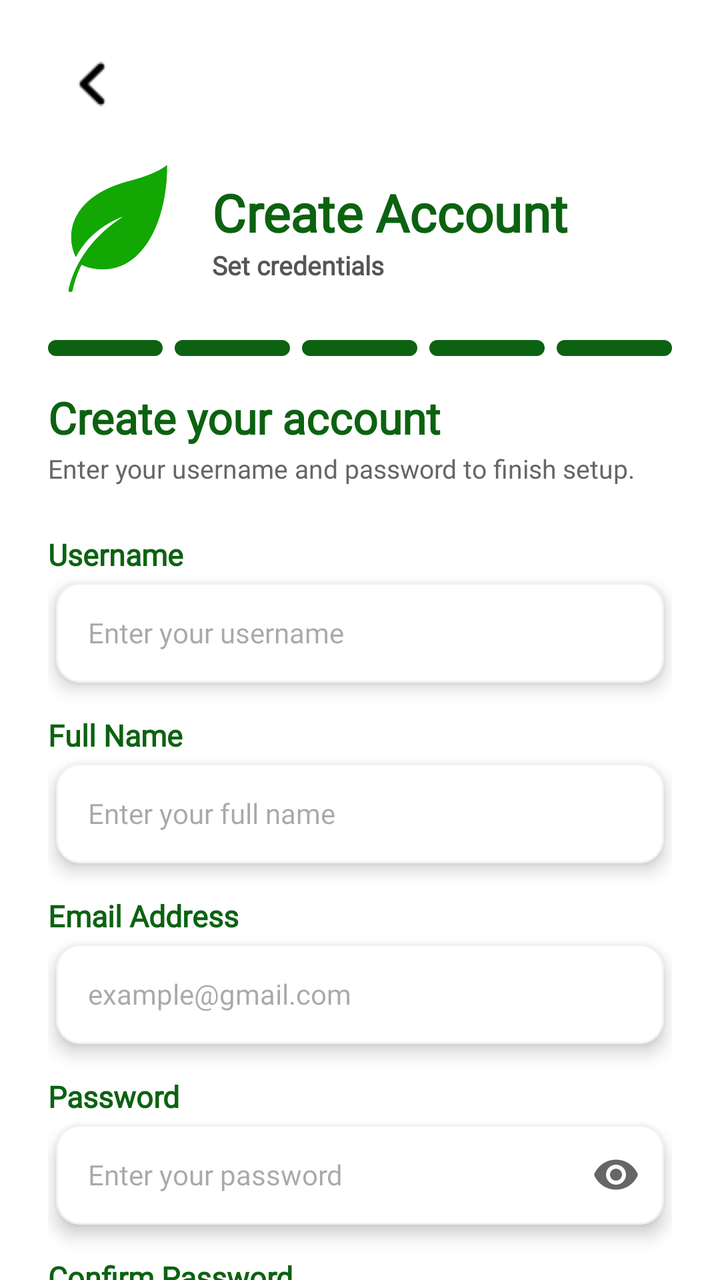
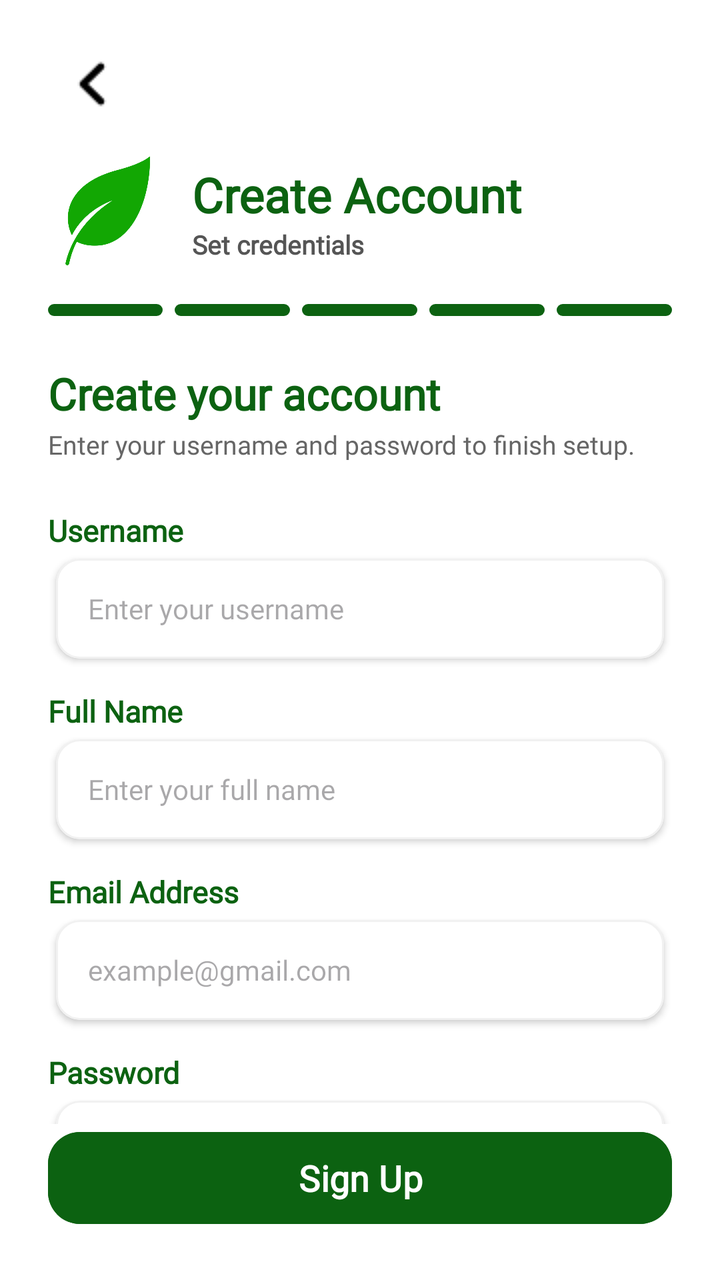

Compare the two renders of this Android layout. The source of the first and the diff that turns it into the second are given below.
<!-- AndroidManifest.xml: application theme Theme.SmartGrow -->
<!-- res/layout/activity_register_step5.xml -->
<?xml version="1.0" encoding="utf-8"?>
<androidx.constraintlayout.widget.ConstraintLayout
    xmlns:android="http://schemas.android.com/apk/res/android"
    xmlns:app="http://schemas.android.com/apk/res-auto"
    android:layout_width="match_parent"
    android:layout_height="match_parent"
    android:background="#FFFFFF">

    <ImageButton
        android:id="@+id/btn_register_back"
        android:layout_width="44dp"
        android:layout_height="44dp"
        android:layout_marginStart="24dp"
        android:layout_marginTop="20dp"
        android:background="?android:attr/selectableItemBackgroundBorderless"
        android:src="@drawable/back_button_login"
        android:contentDescription="Back"
        android:scaleType="centerInside"
        app:layout_constraintTop_toTopOf="parent"
        app:layout_constraintStart_toStartOf="parent" />

    <LinearLayout
        android:id="@+id/layout_register_header"
        android:layout_width="match_parent"
        android:layout_height="wrap_content"
        android:orientation="horizontal"
        android:gravity="center_vertical"
        android:paddingHorizontal="24dp"
        android:layout_marginTop="16dp"
        app:layout_constraintTop_toBottomOf="@id/btn_register_back">

        <ImageView
            android:layout_width="70dp"
            android:layout_height="70dp"
            android:src="@drawable/smartgrow_logo"
            app:tint="#12A703"/>

        <LinearLayout
            android:layout_width="wrap_content"
            android:layout_height="wrap_content"
            android:orientation="vertical"
            android:layout_marginStart="12dp">

            <TextView
                android:layout_width="wrap_content"
                android:layout_height="wrap_content"
                android:text="Create Account"
                android:textSize="26sp"
                android:textStyle="bold"
                android:fontFamily="@font/poppins"
                android:textColor="#0C6211" />

            <TextView
                android:layout_width="wrap_content"
                android:layout_height="wrap_content"
                android:text="Set credentials"
                android:textSize="13sp"
                android:textStyle="bold"
                android:fontFamily="@font/poppins"
                android:textColor="#555555" />
        </LinearLayout>
    </LinearLayout>

    <LinearLayout
        android:id="@+id/layout_indicator_bars"
        android:layout_width="match_parent"
        android:layout_height="8dp"
        android:orientation="horizontal"
        android:paddingHorizontal="24dp"
        android:layout_marginTop="20dp"
        android:weightSum="5"
        app:layout_constraintTop_toBottomOf="@id/layout_register_header">

        <View android:layout_width="0dp" android:layout_height="match_parent" android:layout_weight="1" android:layout_marginEnd="6dp" android:background="@drawable/indicator_green" />
        <View android:layout_width="0dp" android:layout_height="match_parent" android:layout_weight="1" android:layout_marginEnd="6dp" android:background="@drawable/indicator_green" />
        <View android:layout_width="0dp" android:layout_height="match_parent" android:layout_weight="1" android:layout_marginEnd="6dp" android:background="@drawable/indicator_green" />
        <View android:layout_width="0dp" android:layout_height="match_parent" android:layout_weight="1" android:layout_marginEnd="6dp" android:background="@drawable/indicator_green" />
        <View android:layout_width="0dp" android:layout_height="match_parent" android:layout_weight="1" android:background="@drawable/indicator_green" />
    </LinearLayout>

    <androidx.core.widget.NestedScrollView
        android:layout_width="match_parent"
        android:layout_height="0dp"
        android:layout_marginTop="16dp"
        android:fillViewport="true"
        app:layout_constraintTop_toBottomOf="@id/layout_indicator_bars"
        app:layout_constraintBottom_toBottomOf="parent">

        <androidx.constraintlayout.widget.ConstraintLayout
            android:layout_width="match_parent"
            android:layout_height="wrap_content"
            android:paddingHorizontal="24dp"
            android:paddingBottom="32dp">

            <TextView
                android:id="@+id/tv_form_title"
                android:layout_width="match_parent"
                android:layout_height="wrap_content"
                android:text="Create your account"
                android:textSize="22sp"
                android:textStyle="bold"
                android:textColor="#0C6211"
                android:fontFamily="@font/poppins"
                app:layout_constraintTop_toTopOf="parent" />

            <TextView
                android:id="@+id/tv_form_subtitle"
                android:layout_width="match_parent"
                android:layout_height="wrap_content"
                android:text="Enter your username and password to finish setup."
                android:textSize="13sp"
                android:textColor="#666666"
                android:fontFamily="@font/poppins"
                android:layout_marginTop="2dp"
                app:layout_constraintTop_toBottomOf="@id/tv_form_title" />

            <LinearLayout
                android:id="@+id/layout_fields"
                android:layout_width="match_parent"
                android:layout_height="wrap_content"
                android:orientation="vertical"
                android:layout_marginTop="24dp"
                app:layout_constraintTop_toBottomOf="@id/tv_form_subtitle">

                <TextView
                    android:layout_width="wrap_content"
                    android:layout_height="wrap_content"
                    android:text="Username" android:textColor="#0C6211"
                    android:textSize="15sp" android:textStyle="bold"
                    android:fontFamily="@font/poppins"
                    android:layout_marginBottom="4dp" />
                <com.google.android.material.card.MaterialCardView
                    android:layout_width="match_parent"
                    android:layout_height="50dp"
                    android:layout_marginHorizontal="4dp"
                    android:layout_marginBottom="16dp"
                    app:cardElevation="5dp"
                    app:cardCornerRadius="12dp"
                    app:cardBackgroundColor="#FFFFFF"
                    app:strokeWidth="1dp"
                    app:strokeColor="#F1F1F1">
                    <EditText
                        android:id="@+id/et_username"
                        android:layout_width="match_parent"
                        android:layout_height="match_parent"
                        android:background="@null"
                        android:hint="Enter your username"
                        android:inputType="text"
                        android:paddingHorizontal="16dp"
                        android:textSize="14sp"
                        android:textColor="#333333"
                        android:fontFamily="@font/poppins" />
                </com.google.android.material.card.MaterialCardView>

                <TextView
                    android:layout_width="wrap_content"
                    android:layout_height="wrap_content"
                    android:text="Full Name"
                    android:textColor="#0C6211"
                    android:textSize="15sp"
                    android:textStyle="bold"
                    android:fontFamily="@font/poppins"
                    android:layout_marginBottom="4dp" />
                <com.google.android.material.card.MaterialCardView
                    android:layout_width="match_parent"
                    android:layout_height="50dp"
                    android:layout_marginHorizontal="4dp"
                    android:layout_marginBottom="16dp"
                    app:cardElevation="5dp"
                    app:cardCornerRadius="12dp"
                    app:cardBackgroundColor="#FFFFFF"
                    app:strokeWidth="1dp"
                    app:strokeColor="#F1F1F1">
                    <EditText android:id="@+id/et_fullname"
                        android:layout_width="match_parent"
                        android:layout_height="match_parent"
                        android:background="@null"
                        android:hint="Enter your full name"
                        android:inputType="textPersonName"
                        android:paddingHorizontal="16dp"
                        android:textSize="14sp" android:textColor="#333333"
                        android:fontFamily="@font/poppins" />
                </com.google.android.material.card.MaterialCardView>

                <TextView
                    android:layout_width="wrap_content"
                    android:layout_height="wrap_content"
                    android:text="Email Address"
                    android:textColor="#0C6211"
                    android:textSize="15sp"
                    android:textStyle="bold"
                    android:fontFamily="@font/poppins"
                    android:layout_marginBottom="4dp" />
                <com.google.android.material.card.MaterialCardView
                    android:layout_width="match_parent"
                    android:layout_height="50dp"
                    android:layout_marginHorizontal="4dp"
                    android:layout_marginBottom="16dp"
                    app:cardElevation="5dp"
                    app:cardCornerRadius="12dp"
                    app:cardBackgroundColor="#FFFFFF"
                    app:strokeWidth="1dp"
                    app:strokeColor="#F1F1F1">
                    <EditText android:id="@+id/et_email"
                        android:layout_width="match_parent"
                        android:layout_height="match_parent"
                        android:background="@null"
                        android:hint="example@gmail.com"
                        android:inputType="textEmailAddress"
                        android:paddingHorizontal="16dp"
                        android:textSize="14sp" android:textColor="#333333"
                        android:fontFamily="@font/poppins" />
                </com.google.android.material.card.MaterialCardView>

                <TextView
                    android:layout_width="wrap_content"
                    android:layout_height="wrap_content"
                    android:text="Password"
                    android:textColor="#0C6211"
                    android:textSize="15sp"
                    android:textStyle="bold"
                    android:fontFamily="@font/poppins"
                    android:layout_marginBottom="4dp" />
                <com.google.android.material.card.MaterialCardView
                    android:layout_width="match_parent"
                    android:layout_height="50dp"
                    android:layout_marginHorizontal="4dp"
                    android:layout_marginBottom="16dp"
                    app:cardElevation="5dp"
                    app:cardCornerRadius="12dp"
                    app:cardBackgroundColor="#FFFFFF"
                    app:strokeWidth="1dp"
                    app:strokeColor="#F1F1F1">
                    <com.google.android.material.textfield.TextInputLayout
                        android:layout_width="match_parent"
                        android:layout_height="match_parent"
                        app:hintEnabled="false"
                        app:passwordToggleEnabled="true"
                        app:passwordToggleTint="#666666"
                        style="@style/Widget.Design.TextInputLayout">
                        <com.google.android.material.textfield.TextInputEditText
                            android:id="@+id/et_password"
                            android:layout_width="match_parent"
                            android:layout_height="match_parent"
                            android:background="@null"
                            android:hint="Enter your password"
                            android:inputType="textPassword"
                            android:paddingHorizontal="16dp"
                            android:textSize="14sp"
                            android:textColor="#333333"
                            android:fontFamily="@font/poppins" />
                    </com.google.android.material.textfield.TextInputLayout>
                </com.google.android.material.card.MaterialCardView>

                <TextView
                    android:layout_width="wrap_content"
                    android:layout_height="wrap_content"
                    android:text="Confirm Password"
                    android:textColor="#0C6211"
                    android:textSize="15sp"
                    android:textStyle="bold"
                    android:fontFamily="@font/poppins"
                    android:layout_marginBottom="4dp" />
                <com.google.android.material.card.MaterialCardView
                    android:layout_width="match_parent"
                    android:layout_height="50dp"
                    android:layout_marginHorizontal="4dp"
                    android:layout_marginBottom="24dp"
                    app:cardElevation="5dp"
                    app:cardCornerRadius="12dp"
                    app:cardBackgroundColor="#FFFFFF"
                    app:strokeWidth="1dp"
                    app:strokeColor="#F1F1F1">
                    <com.google.android.material.textfield.TextInputLayout
                        android:layout_width="match_parent"
                        android:layout_height="match_parent"
                        app:hintEnabled="false"
                        app:passwordToggleEnabled="true"
                        app:passwordToggleTint="#666666"
                        style="@style/Widget.Design.TextInputLayout">
                        <com.google.android.material.textfield.TextInputEditText
                            android:id="@+id/et_confirm_password"
                            android:layout_width="match_parent"
                            android:layout_height="match_parent"
                            android:background="@null"
                            android:hint="Re-enter password"
                            android:inputType="textPassword"
                            android:paddingHorizontal="16dp"
                            android:textSize="14sp"
                            android:textColor="#333333"
                            android:fontFamily="@font/poppins" />
                    </com.google.android.material.textfield.TextInputLayout>
                </com.google.android.material.card.MaterialCardView>
            </LinearLayout>

            <com.google.android.material.button.MaterialButton
                android:id="@+id/btn_signup"
                android:layout_width="match_parent"
                android:layout_height="54dp"
                android:text="Sign Up"
                android:textSize="18sp"
                android:fontFamily="@font/poppins"
                android:textStyle="bold"
                android:textColor="@color/white"
                android:textAllCaps="false"
                android:backgroundTint="#0C6211"
                app:cornerRadius="16dp"
                android:elevation="6dp"
                app:layout_constraintTop_toBottomOf="@id/layout_fields"
                app:layout_constraintBottom_toBottomOf="parent" />

        </androidx.constraintlayout.widget.ConstraintLayout>
    </androidx.core.widget.NestedScrollView>

</androidx.constraintlayout.widget.ConstraintLayout>
<!-- resources referenced by this layout -->
<resources>
  <color name="white">#FFFFFFFF</color>
  <!-- drawable back_button_login: png bitmap (drawable, 311 bytes) -->
  <!-- drawable indicator_green (drawable) -->
  <?xml version="1.0" encoding="utf-8"?>
  <shape xmlns:android="http://schemas.android.com/apk/res/android"
      android:shape="rectangle">
      <solid android:color="#0C6211" />
      <corners android:radius="4dp" />
  </shape>
  <!-- drawable smartgrow_logo: png bitmap (drawable, 73503 bytes) -->
  <style name="Theme.SmartGrow" parent="Base.Theme.SmartGrow" />
  <style name="Base.Theme.SmartGrow" parent="Theme.Material3.DayNight.NoActionBar">
          <item name="android:windowBackground">@android:color/white</item>
          <item name="android:windowDisablePreview">true</item>
          <item name="android:statusBarColor">#0C6211</item>
          <item name="android:windowLightStatusBar" tools:targetApi="m">false</item>
      </style>
</resources>

<!-- the commit's change to res/layout/activity_register_step5.xml (unified diff, before → after) -->
@@ -6,91 +6,103 @@
     android:layout_height="match_parent"
     android:background="#FFFFFF">
 
-    <ImageButton
-        android:id="@+id/btn_register_back"
-        android:layout_width="44dp"
-        android:layout_height="44dp"
-        android:layout_marginStart="24dp"
-        android:layout_marginTop="20dp"
-        android:background="?android:attr/selectableItemBackgroundBorderless"
-        android:src="@drawable/back_button_login"
-        android:contentDescription="Back"
-        android:scaleType="centerInside"
-        app:layout_constraintTop_toTopOf="parent"
-        app:layout_constraintStart_toStartOf="parent" />
-
-    <LinearLayout
-        android:id="@+id/layout_register_header"
+    
+    <androidx.constraintlayout.widget.ConstraintLayout
+        android:id="@+id/layout_header_fixed"
         android:layout_width="match_parent"
         android:layout_height="wrap_content"
-        android:orientation="horizontal"
-        android:gravity="center_vertical"
         android:paddingHorizontal="24dp"
-        android:layout_marginTop="16dp"
-        app:layout_constraintTop_toBottomOf="@id/btn_register_back">
-
-        <ImageView
-            android:layout_width="70dp"
-            android:layout_height="70dp"
-            android:src="@drawable/smartgrow_logo"
-            app:tint="#12A703"/>
+        android:paddingTop="20dp"
+        android:paddingBottom="8dp"
+        app:layout_constraintTop_toTopOf="parent">
+
+        <ImageButton
+            android:id="@+id/btn_register_back"
+            android:layout_width="44dp"
+            android:layout_height="44dp"
+            android:background="?android:attr/selectableItemBackgroundBorderless"
+            android:src="@drawable/back_button_login"
+            android:contentDescription="Back"
+            android:scaleType="centerInside"
+            app:layout_constraintTop_toTopOf="parent"
+            app:layout_constraintStart_toStartOf="parent" />
 
         <LinearLayout
-            android:layout_width="wrap_content"
+            android:id="@+id/layout_register_header"
+            android:layout_width="0dp"
             android:layout_height="wrap_content"
-            android:orientation="vertical"
-            android:layout_marginStart="12dp">
-
-            <TextView
+            android:orientation="horizontal"
+            android:gravity="center_vertical"
+            android:layout_marginTop="12dp"
+            app:layout_constraintTop_toBottomOf="@id/btn_register_back"
+            app:layout_constraintStart_toStartOf="parent"
+            app:layout_constraintEnd_toEndOf="parent">
+
+            <ImageView
+                android:layout_width="60dp"
+                android:layout_height="60dp"
+                android:src="@drawable/smartgrow_logo"
+                app:tint="#12A703"
+                android:contentDescription="SmartGrow Logo" />
+
+            <LinearLayout
                 android:layout_width="wrap_content"
                 android:layout_height="wrap_content"
-                android:text="Create Account"
-                android:textSize="26sp"
-                android:textStyle="bold"
-                android:fontFamily="@font/poppins"
-                android:textColor="#0C6211" />
-
-            <TextView
-                android:layout_width="wrap_content"
-                android:layout_height="wrap_content"
-                android:text="Set credentials"
-                android:textSize="13sp"
-                android:textStyle="bold"
-                android:fontFamily="@font/poppins"
-                android:textColor="#555555" />
+                android:orientation="vertical"
+                android:layout_marginStart="12dp">
+
+                <TextView
+                    android:layout_width="wrap_content"
+                    android:layout_height="wrap_content"
+                    android:text="Create Account"
+                    android:textSize="24sp"
+                    android:textStyle="bold"
+                    android:fontFamily="@font/poppins"
+                    android:textColor="#0C6211" />
+
+                <TextView
+                    android:layout_width="wrap_content"
+                    android:layout_height="wrap_content"
+                    android:text="Set credentials"
+                    android:textSize="13sp"
+                    android:textStyle="bold"
+                    android:fontFamily="@font/poppins"
+                    android:textColor="#555555" />
+            </LinearLayout>
         </LinearLayout>
-    </LinearLayout>
-
-    <LinearLayout
-        android:id="@+id/layout_indicator_bars"
-        android:layout_width="match_parent"
-        android:layout_height="8dp"
-        android:orientation="horizontal"
-        android:paddingHorizontal="24dp"
-        android:layout_marginTop="20dp"
-        android:weightSum="5"
-        app:layout_constraintTop_toBottomOf="@id/layout_register_header">
-
-        <View android:layout_width="0dp" android:layout_height="match_parent" android:layout_weight="1" android:layout_marginEnd="6dp" android:background="@drawable/indicator_green" />
-        <View android:layout_width="0dp" android:layout_height="match_parent" android:layout_weight="1" android:layout_marginEnd="6dp" android:background="@drawable/indicator_green" />
-        <View android:layout_width="0dp" android:layout_height="match_parent" android:layout_weight="1" android:layout_marginEnd="6dp" android:background="@drawable/indicator_green" />
-        <View android:layout_width="0dp" android:layout_height="match_parent" android:layout_weight="1" android:layout_marginEnd="6dp" android:background="@drawable/indicator_green" />
-        <View android:layout_width="0dp" android:layout_height="match_parent" android:layout_weight="1" android:background="@drawable/indicator_green" />
-    </LinearLayout>
-
+
+        <LinearLayout
+            android:id="@+id/layout_indicator_bars"
+            android:layout_width="match_parent"
+            android:layout_height="6dp"
+            android:orientation="horizontal"
+            android:layout_marginTop="16dp"
+            android:weightSum="5"
+            app:layout_constraintTop_toBottomOf="@id/layout_register_header">
+
+            <View android:layout_width="0dp" android:layout_height="match_parent" android:layout_weight="1" android:layout_marginEnd="6dp" android:background="@drawable/indicator_green" />
+            <View android:layout_width="0dp" android:layout_height="match_parent" android:layout_weight="1" android:layout_marginEnd="6dp" android:background="@drawable/indicator_green" />
+            <View android:layout_width="0dp" android:layout_height="match_parent" android:layout_weight="1" android:layout_marginEnd="6dp" android:background="@drawable/indicator_green" />
+            <View android:layout_width="0dp" android:layout_height="match_parent" android:layout_weight="1" android:layout_marginEnd="6dp" android:background="@drawable/indicator_green" />
+            <View android:layout_width="0dp" android:layout_height="match_parent" android:layout_weight="1" android:background="@drawable/indicator_green" />
+        </LinearLayout>
+    </androidx.constraintlayout.widget.ConstraintLayout>
+
+    
     <androidx.core.widget.NestedScrollView
+        android:id="@+id/scroll_view_content"
         android:layout_width="match_parent"
         android:layout_height="0dp"
-        android:layout_marginTop="16dp"
         android:fillViewport="true"
-        app:layout_constraintTop_toBottomOf="@id/layout_indicator_bars"
-        app:layout_constraintBottom_toBottomOf="parent">
+        app:layout_constraintTop_toBottomOf="@id/layout_header_fixed"
+        app:layout_constraintBottom_toTopOf="@id/btn_signup">
 
         <androidx.constraintlayout.widget.ConstraintLayout
             android:layout_width="match_parent"
             android:layout_height="wrap_content"
             android:paddingHorizontal="24dp"
-            android:paddingBottom="32dp">
+            android:paddingTop="16dp"
+            android:paddingBottom="24dp">
 
             <TextView
                 android:id="@+id/tv_form_title"
@@ -134,7 +146,7 @@
                     android:layout_height="50dp"
                     android:layout_marginHorizontal="4dp"
                     android:layout_marginBottom="16dp"
-                    app:cardElevation="5dp"
+                    app:cardElevation="2dp"
                     app:cardCornerRadius="12dp"
                     app:cardBackgroundColor="#FFFFFF"
                     app:strokeWidth="1dp"
@@ -166,7 +178,7 @@
                     android:layout_height="50dp"
                     android:layout_marginHorizontal="4dp"
                     android:layout_marginBottom="16dp"
-                    app:cardElevation="5dp"
+                    app:cardElevation="2dp"
                     app:cardCornerRadius="12dp"
                     app:cardBackgroundColor="#FFFFFF"
                     app:strokeWidth="1dp"
@@ -196,7 +208,7 @@
                     android:layout_height="50dp"
                     android:layout_marginHorizontal="4dp"
                     android:layout_marginBottom="16dp"
-                    app:cardElevation="5dp"
+                    app:cardElevation="2dp"
                     app:cardCornerRadius="12dp"
                     app:cardBackgroundColor="#FFFFFF"
                     app:strokeWidth="1dp"
@@ -226,7 +238,7 @@
                     android:layout_height="50dp"
                     android:layout_marginHorizontal="4dp"
                     android:layout_marginBottom="16dp"
-                    app:cardElevation="5dp"
+                    app:cardElevation="2dp"
                     app:cardCornerRadius="12dp"
                     app:cardBackgroundColor="#FFFFFF"
                     app:strokeWidth="1dp"
@@ -266,7 +278,7 @@
                     android:layout_height="50dp"
                     android:layout_marginHorizontal="4dp"
                     android:layout_marginBottom="24dp"
-                    app:cardElevation="5dp"
+                    app:cardElevation="2dp"
                     app:cardCornerRadius="12dp"
                     app:cardBackgroundColor="#FFFFFF"
                     app:strokeWidth="1dp"
@@ -292,24 +304,27 @@
                     </com.google.android.material.textfield.TextInputLayout>
                 </com.google.android.material.card.MaterialCardView>
             </LinearLayout>
-
-            <com.google.android.material.button.MaterialButton
-                android:id="@+id/btn_signup"
-                android:layout_width="match_parent"
-                android:layout_height="54dp"
-                android:text="Sign Up"
-                android:textSize="18sp"
-                android:fontFamily="@font/poppins"
-                android:textStyle="bold"
-                android:textColor="@color/white"
-                android:textAllCaps="false"
-                android:backgroundTint="#0C6211"
-                app:cornerRadius="16dp"
-                android:elevation="6dp"
-                app:layout_constraintTop_toBottomOf="@id/layout_fields"
-                app:layout_constraintBottom_toBottomOf="parent" />
-
         </androidx.constraintlayout.widget.ConstraintLayout>
     </androidx.core.widget.NestedScrollView>
 
+    
+    <com.google.android.material.button.MaterialButton
+        android:id="@+id/btn_signup"
+        android:layout_width="match_parent"
+        android:layout_height="54dp"
+        android:layout_marginHorizontal="24dp"
+        android:layout_marginBottom="24dp"
+        android:text="Sign Up"
+        android:textSize="18sp"
+        android:fontFamily="@font/poppins"
+        android:textStyle="bold"
+        android:textColor="@color/white"
+        android:textAllCaps="false"
+        android:backgroundTint="#0C6211"
+        app:cornerRadius="16dp"
+        android:elevation="4dp"
+        app:layout_constraintBottom_toBottomOf="parent"
+        app:layout_constraintStart_toStartOf="parent"
+        app:layout_constraintEnd_toEndOf="parent" />
+
 </androidx.constraintlayout.widget.ConstraintLayout>
<!-- resource entries referenced after the edit -->
@@ -16,6 +16,12 @@
           <item name="android:windowDisablePreview">true</item>
           <item name="android:statusBarColor">#0C6211</item>
           <item name="android:windowLightStatusBar" tools:targetApi="m">false</item>
+  
+          
+          <item name="android:navigationBarColor">#F9FAFA</item>
+  
+          
+          <item name="android:windowLightNavigationBar" tools:targetApi="o">true</item>
       </style>
 </resources>
 
